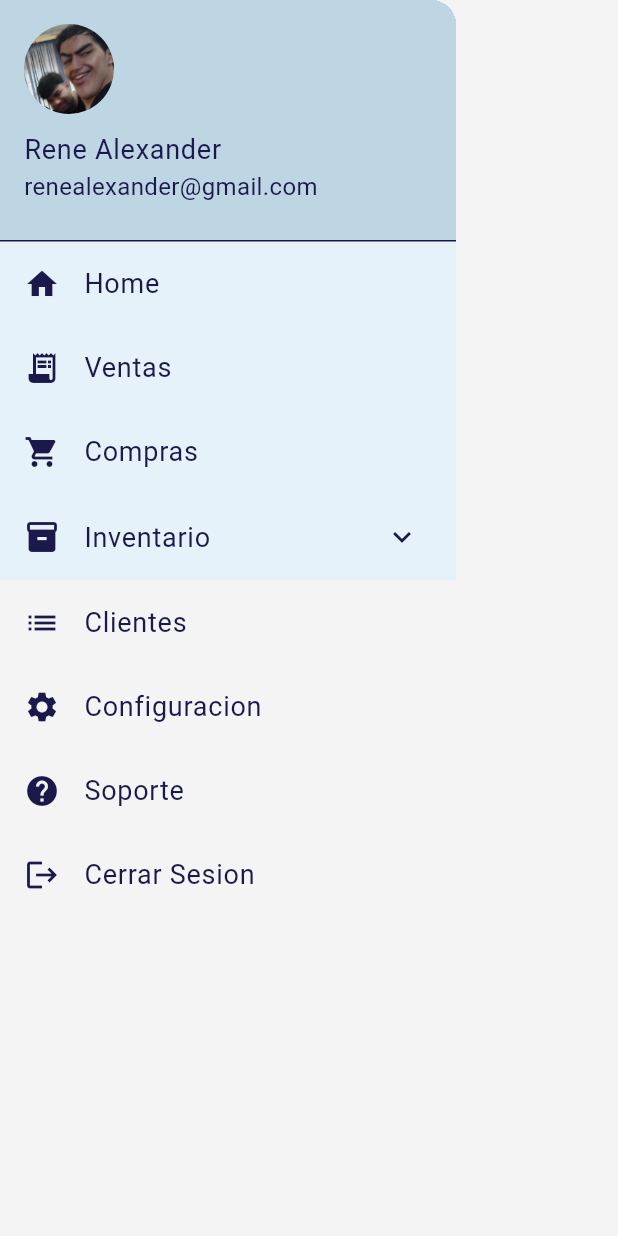
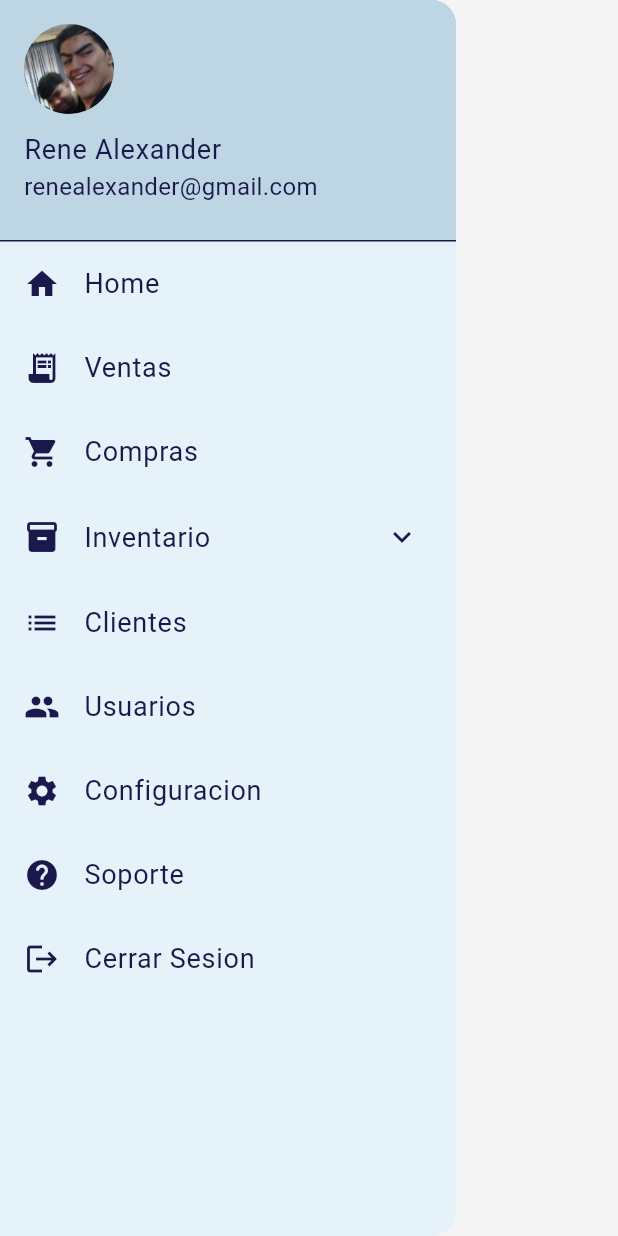
Before and after one commit to Garyjnm/aplicacion_movil_farmacia_joshua, a Flutter app: the SidebarWidget widget shown alone on an empty page, opened directly, on a phone screen of 412 x 824 dp. Run offline on Flutter 3.47's test engine with Material 3 defaults, Android fonts, the phone set to English and light mode, and no system bars; Roboto replaces fonts that are missing (Segoe UI); project files that could hold a hidden picture were left out.

Commit message:
mejorando el sidebar: eliminando colores de fondo innecesarios y añadiendo sección de Roles

```diff
--- a/lib/sidebar_widget.dart
+++ b/lib/sidebar_widget.dart
@@ -10,6 +10,7 @@ class SidebarWidget extends StatelessWidget {
     final fonts = Theme.of(context).textTheme;
 
     return Drawer(
+      backgroundColor: colors.primary,
       child: ListView(
         padding: EdgeInsets.zero,
         children: [
@@ -34,7 +35,6 @@ class SidebarWidget extends StatelessWidget {
           //Elementos del sidebar
           //Home
           ListTile(
-            tileColor: colors.primary,
             leading: Icon(Icons.home),
             title: Text("Home"),
             onTap: () {
@@ -49,7 +49,6 @@ class SidebarWidget extends StatelessWidget {
           ),
           //Ventas
           ListTile(
-            tileColor: colors.primary,
             leading: Icon(Icons.receipt_long),
             title: Text("Ventas"),
             onTap: () {
@@ -64,15 +63,13 @@ class SidebarWidget extends StatelessWidget {
           ),
           //Compras
           ListTile(
-            tileColor: colors.primary,
             leading: Icon(Icons.shopping_cart),
             title: Text("Compras"),
           ),
           //Inventario
           ExpansionTile(
             collapsedBackgroundColor: colors.primary,
-            iconColor: colors
-                .onPrimary, //Color del icono de la derecha cuando esta expandido
+            iconColor: colors.onPrimary, //Color del icono de la derecha cuando esta expandido
             leading: Icon(Icons.inventory),
             title: Text("Inventario"),
             childrenPadding: EdgeInsets.only(left: 10),
@@ -89,12 +86,20 @@ class SidebarWidget extends StatelessWidget {
                 leading: Icon(Icons.local_shipping),
                 title: Text("Proveedores"),
               ),
+              ListTile(
+                leading: Icon(Icons.assignment_ind),
+                title: Text("Roles"),
+              ),
             ],
           ),
           //Clientes
           ListTile(
             leading: Icon(Icons.list),
             title: Text("Clientes"),
+          ),
+          ListTile(
+            leading: Icon(Icons.people),
+            title: Text("Usuarios"),
           ),
           //Configuracion
           ListTile(
```
